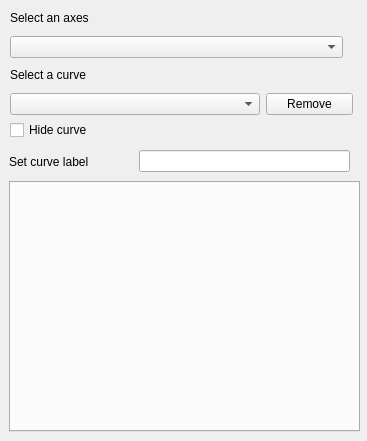
Old version of the form qt/python/mantidqt/widgets/plotconfigdialog/curvestabwidget/curves_tab.ui in the repository mantidproject/mantid.
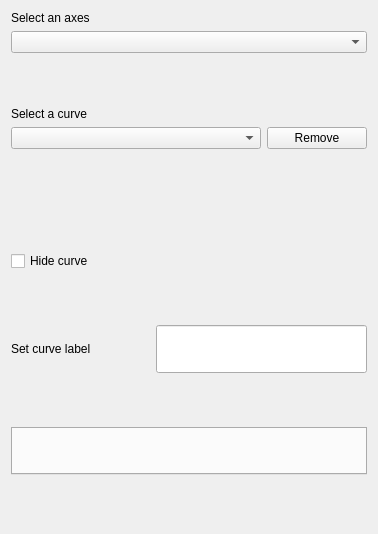
New version of the form.

```diff
--- a/qt/python/mantidqt/widgets/plotconfigdialog/curvestabwidget/curves_tab.ui
+++ b/qt/python/mantidqt/widgets/plotconfigdialog/curvestabwidget/curves_tab.ui
@@ -6,96 +6,61 @@
    <rect>
     <x>0</x>
     <y>0</y>
-    <width>367</width>
-    <height>441</height>
+    <width>378</width>
+    <height>534</height>
    </rect>
   </property>
   <property name="windowTitle">
    <string>Form</string>
   </property>
-  <widget class="QWidget" name="horizontalLayoutWidget_2">
-   <property name="geometry">
-    <rect>
-     <x>9</x>
-     <y>146</y>
-     <width>341</width>
-     <height>31</height>
-    </rect>
-   </property>
-   <layout class="QHBoxLayout" name="set_curve_label_layout">
-    <item>
-     <widget class="QLabel" name="curve_label_label">
-      <property name="text">
-       <string>Set curve label</string>
-      </property>
-     </widget>
-    </item>
-    <item>
-     <widget class="QLineEdit" name="curve_label_line_edit">
-      <property name="sizePolicy">
-       <sizepolicy hsizetype="Minimum" vsizetype="Fixed">
-        <horstretch>0</horstretch>
-        <verstretch>0</verstretch>
-       </sizepolicy>
-      </property>
-      <property name="minimumSize">
+  <layout class="QGridLayout" name="gridLayout">
+   <item row="2" column="0">
+    <spacer name="verticalSpacer_8">
+     <property name="orientation">
+      <enum>Qt::Vertical</enum>
+     </property>
+     <property name="sizeHint" stdset="0">
+      <size>
+       <width>20</width>
+       <height>40</height>
+      </size>
+     </property>
+    </spacer>
+   </item>
+   <item row="5" column="0">
+    <spacer name="verticalSpacer_4">
+     <property name="orientation">
+      <enum>Qt::Vertical</enum>
+     </property>
+     <property name="sizeHint" stdset="0">
        <size>
-        <width>211</width>
-        <height>20</height>
-       </size>
-      </property>
-     </widget>
-    </item>
-   </layout>
-  </widget>
+       <width>20</width>
+       <height>40</height>
+      </size>
+     </property>
+    </spacer>
+   </item>
+   <item row="3" column="0">
   <widget class="QLabel" name="select_curve_label">
-   <property name="geometry">
-    <rect>
-     <x>10</x>
-     <y>67</y>
-     <width>331</width>
-     <height>16</height>
-    </rect>
-   </property>
    <property name="text">
     <string>Select a curve</string>
    </property>
   </widget>
-  <widget class="QTabWidget" name="tab_container">
-   <property name="geometry">
-    <rect>
-     <x>9</x>
-     <y>181</y>
-     <width>351</width>
-     <height>251</height>
-    </rect>
-   </property>
-   <property name="currentIndex">
-    <number>-1</number>
-   </property>
-  </widget>
-  <widget class="QCheckBox" name="hide_curve_check_box">
-   <property name="geometry">
-    <rect>
-     <x>10</x>
-     <y>120</y>
-     <width>341</width>
-     <height>20</height>
-    </rect>
-   </property>
-   <property name="text">
-    <string>Hide curve</string>
-   </property>
-  </widget>
-  <widget class="QWidget" name="layoutWidget">
-   <property name="geometry">
-    <rect>
-     <x>10</x>
-     <y>90</y>
-     <width>343</width>
-     <height>29</height>
-    </rect>
-   </property>
+   </item>
+   <item row="6" column="0">
+    <spacer name="verticalSpacer_7">
+     <property name="orientation">
+      <enum>Qt::Vertical</enum>
+     </property>
+     <property name="sizeHint" stdset="0">
+      <size>
+       <width>20</width>
+       <height>40</height>
+      </size>
+     </property>
+    </spacer>
+   </item>
+   <item row="4" column="0">
    <layout class="QHBoxLayout" name="horizontalLayout">
     <item>
      <widget class="QComboBox" name="select_curve_combo_box">
@@ -142,49 +107,124 @@
      </widget>
     </item>
    </layout>
-  </widget>
-  <widget class="QWidget" name="layoutWidget_2">
-   <property name="geometry">
-    <rect>
-     <x>10</x>
-     <y>33</y>
-     <width>333</width>
-     <height>29</height>
-    </rect>
-   </property>
-   <layout class="QHBoxLayout" name="horizontalLayout_2">
-    <item>
-     <widget class="QComboBox" name="select_axes_combo_box">
-      <property name="sizePolicy">
-       <sizepolicy hsizetype="Minimum" vsizetype="Fixed">
-        <horstretch>0</horstretch>
-        <verstretch>0</verstretch>
-       </sizepolicy>
-      </property>
-      <property name="minimumSize">
+   </item>
+   <item row="7" column="0">
+    <widget class="QCheckBox" name="hide_curve_check_box">
+     <property name="text">
+      <string>Hide curve</string>
+     </property>
+    </widget>
+   </item>
+   <item row="8" column="0">
+    <spacer name="verticalSpacer_10">
+     <property name="orientation">
+      <enum>Qt::Vertical</enum>
+     </property>
+     <property name="sizeHint" stdset="0">
        <size>
-        <width>250</width>
-        <height>0</height>
-       </size>
-      </property>
-     </widget>
-    </item>
-   </layout>
-  </widget>
+       <width>20</width>
+       <height>40</height>
+      </size>
+     </property>
+    </spacer>
+   </item>
+   <item row="0" column="0">
   <widget class="QLabel" name="select_axes_label">
-   <property name="geometry">
-    <rect>
-     <x>10</x>
-     <y>10</y>
-     <width>331</width>
-     <height>16</height>
-    </rect>
-   </property>
    <property name="text">
     <string>Select an axes</string>
    </property>
   </widget>
- </widget>
+   </item>
+   <item row="1" column="0">
+    <layout class="QHBoxLayout" name="horizontalLayout_2">
+     <item>
+      <widget class="QComboBox" name="select_axes_combo_box">
+       <property name="sizePolicy">
+        <sizepolicy hsizetype="Minimum" vsizetype="Fixed">
+         <horstretch>0</horstretch>
+         <verstretch>0</verstretch>
+        </sizepolicy>
+       </property>
+       <property name="minimumSize">
+        <size>
+         <width>250</width>
+         <height>0</height>
+        </size>
+       </property>
+      </widget>
+     </item>
+    </layout>
+   </item>
+   <item row="11" column="0">
+    <widget class="QTabWidget" name="tab_container">
+     <property name="currentIndex">
+      <number>-1</number>
+     </property>
+    </widget>
+   </item>
+   <item row="9" column="0">
+    <layout class="QHBoxLayout" name="set_curve_label_layout">
+     <item>
+      <widget class="QLabel" name="curve_label_label">
+       <property name="text">
+        <string>Set curve label</string>
+       </property>
+      </widget>
+     </item>
+     <item>
+      <widget class="QLineEdit" name="curve_label_line_edit">
+       <property name="sizePolicy">
+        <sizepolicy hsizetype="Minimum" vsizetype="Expanding">
+         <horstretch>0</horstretch>
+         <verstretch>0</verstretch>
+        </sizepolicy>
+       </property>
+       <property name="minimumSize">
+        <size>
+         <width>211</width>
+         <height>20</height>
+        </size>
+       </property>
+      </widget>
+     </item>
+    </layout>
+   </item>
+   <item row="10" column="0">
+    <spacer name="verticalSpacer_9">
+     <property name="orientation">
+      <enum>Qt::Vertical</enum>
+     </property>
+     <property name="sizeHint" stdset="0">
+      <size>
+       <width>20</width>
+       <height>40</height>
+      </size>
+     </property>
+    </spacer>
+   </item>
+   <item row="12" column="0">
+    <spacer name="verticalSpacer_5">
+     <property name="orientation">
+      <enum>Qt::Vertical</enum>
+     </property>
+     <property name="sizeHint" stdset="0">
+      <size>
+       <width>20</width>
+       <height>40</height>
+      </size>
+     </property>
+    </spacer>
+   </item>
+  </layout>
+ </widget>
+ <tabstops>
+  <tabstop>select_axes_combo_box</tabstop>
+  <tabstop>select_curve_combo_box</tabstop>
+  <tabstop>remove_curve_button</tabstop>
+  <tabstop>hide_curve_check_box</tabstop>
+  <tabstop>curve_label_line_edit</tabstop>
+  <tabstop>tab_container</tabstop>
+ </tabstops>
  <resources/>
  <connections/>
 </ui>
```
Lines whose indentation alone changed are shown as unchanged.
